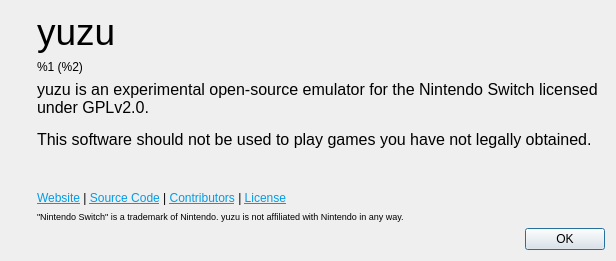
Old version of the form src/yuzu/aboutdialog.ui in the repository QuantumGhost/yuzu.
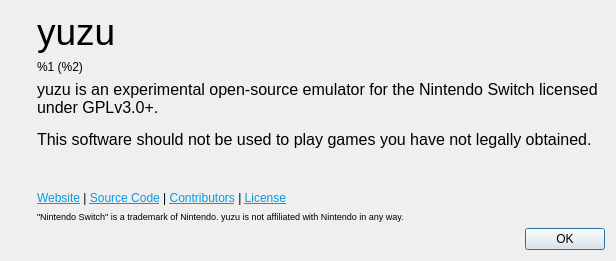
New version of the form. Icons and pictures are not drawn.

What changed in the file:
```diff
--- a/src/yuzu/aboutdialog.ui
+++ b/src/yuzu/aboutdialog.ui
@@ -87,7 +87,7 @@
 &lt;html&gt;&lt;head&gt;&lt;meta name=&quot;qrichtext&quot; content=&quot;1&quot; /&gt;&lt;style type=&quot;text/css&quot;&gt;
 p, li { white-space: pre-wrap; }
 &lt;/style&gt;&lt;/head&gt;&lt;body style=&quot; font-family:'Ubuntu'; font-size:11pt; font-weight:400; font-style:normal;&quot;&gt;
-&lt;p style=&quot; margin-top:0px; margin-bottom:0px; margin-left:0px; margin-right:0px; -qt-block-indent:0; text-indent:0px;&quot;&gt;&lt;span style=&quot; font-family:'MS Shell Dlg 2'; font-size:12pt;&quot;&gt;yuzu is an experimental open-source emulator for the Nintendo Switch licensed under GPLv2.0.&lt;/span&gt;&lt;/p&gt;
+&lt;p style=&quot; margin-top:0px; margin-bottom:0px; margin-left:0px; margin-right:0px; -qt-block-indent:0; text-indent:0px;&quot;&gt;&lt;span style=&quot; font-family:'MS Shell Dlg 2'; font-size:12pt;&quot;&gt;yuzu is an experimental open-source emulator for the Nintendo Switch licensed under GPLv3.0+.&lt;/span&gt;&lt;/p&gt;
 &lt;p style=&quot;-qt-paragraph-type:empty; margin-top:0px; margin-bottom:0px; margin-left:0px; margin-right:0px; -qt-block-indent:0; text-indent:0px; font-family:'MS Shell Dlg 2'; font-size:8pt;&quot;&gt;&lt;br /&gt;&lt;/p&gt;
 &lt;p style=&quot; margin-top:0px; margin-bottom:0px; margin-left:0px; margin-right:0px; -qt-block-indent:0; text-indent:0px;&quot;&gt;&lt;span style=&quot; font-family:'MS Shell Dlg 2'; font-size:12pt;&quot;&gt;This software should not be used to play games you have not legally obtained.&lt;/span&gt;&lt;/p&gt;&lt;/body&gt;&lt;/html&gt;</string>
          </property>
```
